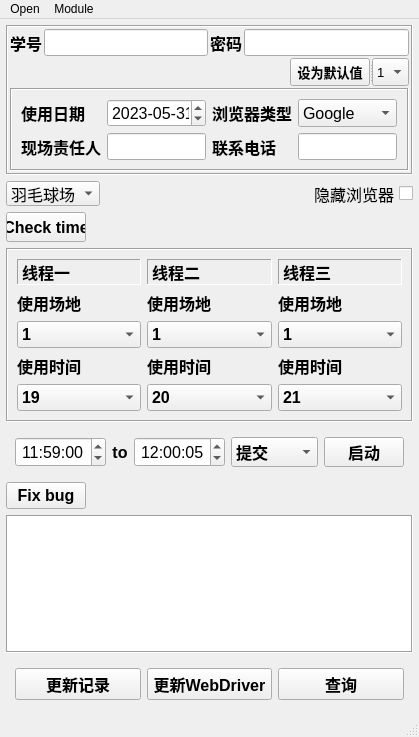
First picture: the form in ui_source/badminton_window.ui, repository gconstint/Badminton_Script, before the edit.
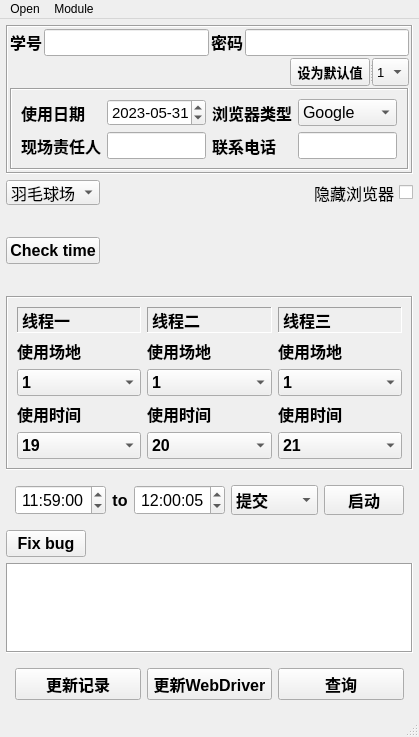
Second picture: the form after the edit.

Patch:
```diff
--- a/ui_source/badminton_window.ui
+++ b/ui_source/badminton_window.ui
@@ -1141,9 +1141,9 @@
      </widget>
     </item>
     <item row="9" column="0">
-     <widget class="QFrame" name="horizontalFrame">
+     <widget class="QFrame" name="horizontalFrame_4">
       <property name="sizePolicy">
-       <sizepolicy hsizetype="Fixed" vsizetype="Preferred">
+       <sizepolicy hsizetype="Preferred" vsizetype="Fixed">
         <horstretch>0</horstretch>
         <verstretch>0</verstretch>
        </sizepolicy>
@@ -1156,8 +1156,8 @@
       </property>
       <property name="maximumSize">
        <size>
-        <width>80</width>
-        <height>30</height>
+        <width>10000</width>
+        <height>10000</height>
        </size>
       </property>
       <property name="layoutDirection">
@@ -1179,11 +1179,17 @@
        <item alignment="Qt::AlignmentFlag::AlignLeft">
         <widget class="QPushButton" name="pushButton_2">
          <property name="sizePolicy">
-          <sizepolicy hsizetype="Preferred" vsizetype="Preferred">
+          <sizepolicy hsizetype="Preferred" vsizetype="Fixed">
            <horstretch>0</horstretch>
            <verstretch>0</verstretch>
           </sizepolicy>
          </property>
+         <property name="maximumSize">
+          <size>
+           <width>16777215</width>
+           <height>16777215</height>
+          </size>
+         </property>
          <property name="font">
           <font>
            <family>Arial</family>
@@ -1252,7 +1258,7 @@
        <item row="0" column="2">
         <widget class="QLabel" name="label_4">
          <property name="sizePolicy">
-          <sizepolicy hsizetype="Fixed" vsizetype="Preferred">
+          <sizepolicy hsizetype="Fixed" vsizetype="Fixed">
            <horstretch>0</horstretch>
            <verstretch>0</verstretch>
           </sizepolicy>
@@ -1272,7 +1278,7 @@
        <item row="0" column="3">
         <widget class="QLineEdit" name="lineEdit_2">
          <property name="sizePolicy">
-          <sizepolicy hsizetype="Preferred" vsizetype="Preferred">
+          <sizepolicy hsizetype="Preferred" vsizetype="Fixed">
            <horstretch>0</horstretch>
            <verstretch>0</verstretch>
           </sizepolicy>
@@ -1408,7 +1414,7 @@
             <property name="font">
              <font>
               <family>Arial</family>
-              <pointsize>12</pointsize>
+              <pointsize>11</pointsize>
              </font>
             </property>
             <property name="accelerated">
@@ -1457,7 +1463,7 @@
             <property name="font">
              <font>
               <family>Arial</family>
-              <pointsize>12</pointsize>
+              <pointsize>10</pointsize>
              </font>
             </property>
             <property name="text">
@@ -1593,7 +1599,7 @@
        <item row="0" column="1">
         <widget class="QLineEdit" name="lineEdit">
          <property name="sizePolicy">
-          <sizepolicy hsizetype="Preferred" vsizetype="Preferred">
+          <sizepolicy hsizetype="Preferred" vsizetype="Fixed">
            <horstretch>0</horstretch>
            <verstretch>0</verstretch>
           </sizepolicy>
@@ -1621,7 +1627,7 @@
        <item row="0" column="0">
         <widget class="QLabel" name="label_3">
          <property name="sizePolicy">
-          <sizepolicy hsizetype="Fixed" vsizetype="Preferred">
+          <sizepolicy hsizetype="Fixed" vsizetype="Fixed">
            <horstretch>0</horstretch>
            <verstretch>0</verstretch>
           </sizepolicy>
@@ -1643,6 +1649,12 @@
     </item>
     <item row="8" column="0">
      <widget class="QFrame" name="horizontalFrame">
+      <property name="sizePolicy">
+       <sizepolicy hsizetype="Preferred" vsizetype="Fixed">
+        <horstretch>0</horstretch>
+        <verstretch>0</verstretch>
+       </sizepolicy>
+      </property>
       <property name="minimumSize">
        <size>
         <width>0</width>
```
